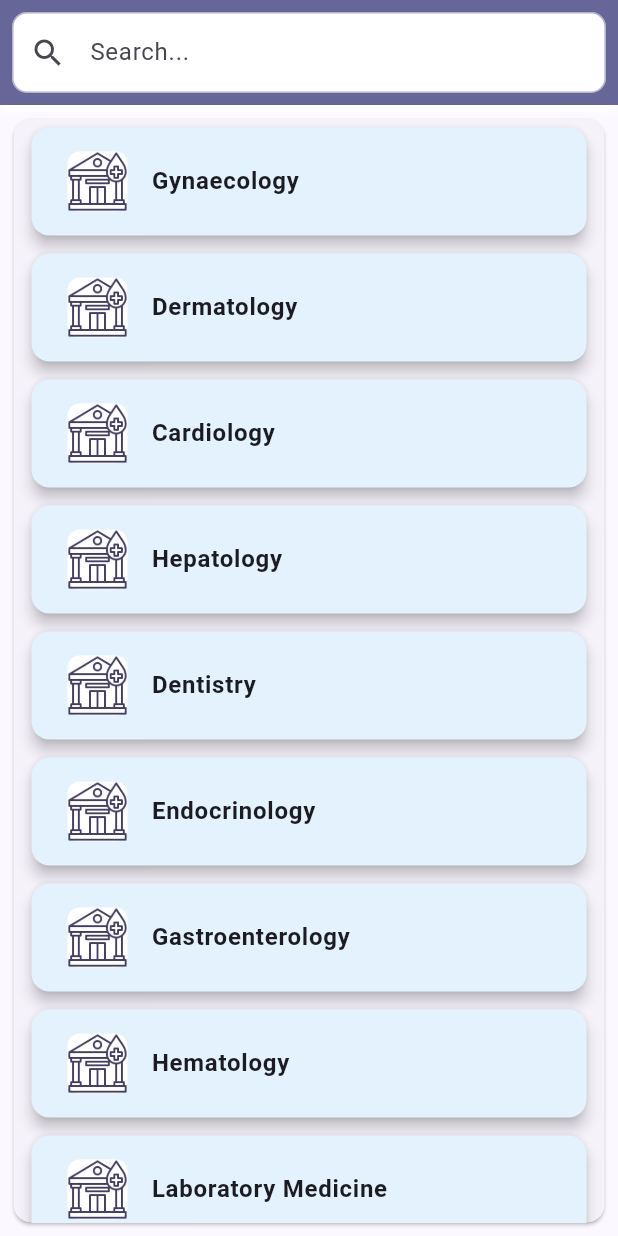
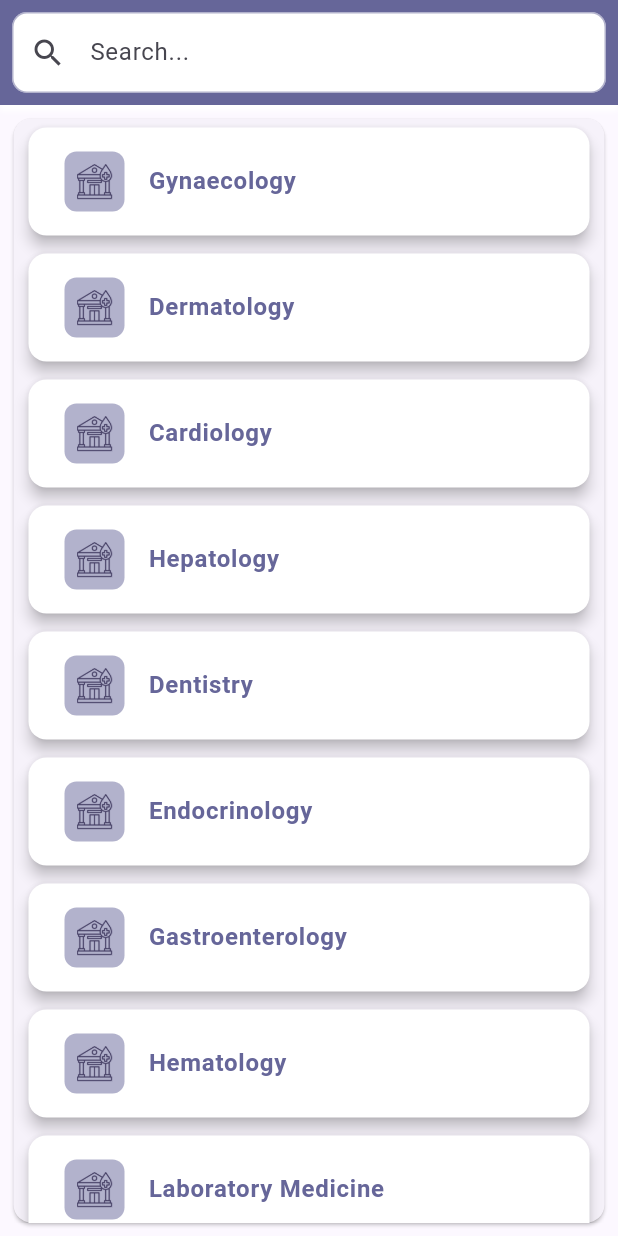
Before and after one commit to ramjinish001/tezhealthcare, a Flutter app: the Search_Page screen opened directly, on a phone screen of 412 x 824 dp. Run offline on Flutter 3.47's test engine with Material 3 defaults, Android fonts, the light colour scheme and no system bars; our stand-ins replace buttons_tabbar, file_picker, page_transition; missing offline and left inert: carousel_slider_plus; network calls fail.

```diff
--- a/lib/Constant/Color.dart
+++ b/lib/Constant/Color.dart
@@ -1,3 +1,3 @@
 import 'package:flutter/material.dart';
 Color Primary = const Color(0xff666699);
-Color Secondary = const Color(0xffffcc02);
+Color Secondary = const Color(0xffF39A23);
--- a/lib/Patient_Pannel/All_Doctor_list/All_Doctor_List.dart
+++ b/lib/Patient_Pannel/All_Doctor_list/All_Doctor_List.dart
@@ -60,7 +60,7 @@ class _All_Doctor_ListState extends State<All_Doctor_List> {
           'https://encrypted-tbn0.gstatic.com/images?q=tbn:ANd9GcS0PQRbK_KIX8Y8Og8wnxgrIecqx-kprZZ2IA&s',
       'doctorName': 'Dr. Shyam Kushwaha',
       'specialization': 'Cardiology || Anesthesiology',
-      'qualification': 'BSC || BDS || FAGE',
+      'qualification': 'BSC || BDSdx || FAGE',
       'Appointment_Charge': '500',
     },
     {
--- a/lib/Patient_Pannel/Patient_Dasboard.dart
+++ b/lib/Patient_Pannel/Patient_Dasboard.dart
@@ -582,10 +582,7 @@ class _PatientDashboardState extends State<PatientDashboard> {
                   ),
                 ),
               ),
-
               ////////////////////// Upcoming Appointment
-
-              // Static GridView
               Padding(
                 padding: const EdgeInsets.only(left: 8.0, right: 8),
                 child: Container(
@@ -595,7 +592,6 @@ class _PatientDashboardState extends State<PatientDashboard> {
                     child: Padding(
                       padding:
                           const EdgeInsets.only(left: 8.0, right: 8, bottom: 5),
-// Add padding around the content
                       child: Column(
                         crossAxisAlignment: CrossAxisAlignment.start,
                         children: [
--- a/lib/Patient_Pannel/Search_Page/Search_Page.dart
+++ b/lib/Patient_Pannel/Search_Page/Search_Page.dart
@@ -25,37 +25,43 @@ class _Search_PageState extends State<Search_Page> {
       'doctorName': 'Dr. Shyam Kushwaha',
       'specialization': 'Cardiology || Anesthesiology',
       'qualification': 'BSC || BDS || FAGE',
-    },   {
+    },
+    {
       'assetPath':
           'https://encrypted-tbn0.gstatic.com/images?q=tbn:ANd9GcS0PQRbK_KIX8Y8Og8wnxgrIecqx-kprZZ2IA&s',
       'doctorName': 'Dr. Shyam Kushwaha',
       'specialization': 'Cardiology || Anesthesiology',
       'qualification': 'BSC || BDS || FAGE',
-    },   {
+    },
+    {
       'assetPath':
           'https://encrypted-tbn0.gstatic.com/images?q=tbn:ANd9GcS0PQRbK_KIX8Y8Og8wnxgrIecqx-kprZZ2IA&s',
       'doctorName': 'Dr. Shyam Kushwaha',
       'specialization': 'Cardiology || Anesthesiology',
       'qualification': 'BSC || BDS || FAGE',
-    },   {
+    },
+    {
       'assetPath':
           'https://encrypted-tbn0.gstatic.com/images?q=tbn:ANd9GcS0PQRbK_KIX8Y8Og8wnxgrIecqx-kprZZ2IA&s',
       'doctorName': 'Dr. Shyam Kushwaha',
       'specialization': 'Cardiology || Anesthesiology',
       'qualification': 'BSC || BDS || FAGE',
-    },   {
+    },
+    {
       'assetPath':
           'https://encrypted-tbn0.gstatic.com/images?q=tbn:ANd9GcS0PQRbK_KIX8Y8Og8wnxgrIecqx-kprZZ2IA&s',
       'doctorName': 'Dr. Shyam Kushwaha',
       'specialization': 'Cardiology || Anesthesiology',
       'qualification': 'BSC || BDS || FAGE',
-    },   {
+    },
+    {
       'assetPath':
           'https://encrypted-tbn0.gstatic.com/images?q=tbn:ANd9GcS0PQRbK_KIX8Y8Og8wnxgrIecqx-kprZZ2IA&s',
       'doctorName': 'Dr. Shyam Kushwaha',
       'specialization': 'Cardiology || Anesthesiology',
       'qualification': 'BSC || BDS || FAGE',
-    },   {
+    },
+    {
       'assetPath':
           'https://encrypted-tbn0.gstatic.com/images?q=tbn:ANd9GcS0PQRbK_KIX8Y8Og8wnxgrIecqx-kprZZ2IA&s',
       'doctorName': 'Dr. Shyam Kushwaha',
@@ -188,8 +194,8 @@ class _Search_PageState extends State<Search_Page> {
                                 ),
                                 elevation: 4,
                                 margin: const EdgeInsets.symmetric(
-                                    horizontal: 12.0, vertical: 6.0),
-                                color: Colors.blue[50],
+                                    horizontal: 10.0, vertical: 6.0),
+                                color: Colors.white,
                                 child: Padding(
                                   padding: const EdgeInsets.all(8.0),
                                   child: ListTile(
@@ -199,14 +205,18 @@ class _Search_PageState extends State<Search_Page> {
                                       decoration: BoxDecoration(
                                         borderRadius:
                                             BorderRadius.circular(8.0),
-                                        color: Colors.white,
+                                        color: Primary.withOpacity(0.5),
                                       ),
+                                      child: Padding(
+                                        padding: const EdgeInsets.all(8.0),
                                         child: Image.asset(service['icon']!),
+                                      ),
                                     ),
                                     title: Text(
                                       service['label']!,
-                                      style: const TextStyle(
+                                      style: TextStyle(
                                         fontWeight: FontWeight.bold,
+                                        color: Primary,
                                         fontSize: 16.0,
                                       ),
                                     ),
@@ -218,24 +228,35 @@ class _Search_PageState extends State<Search_Page> {
                             // Then display filtered doctors
                             ...filteredDoctors.map((doctor) {
                               return Card(
+                                color: Colors.white,
                                 shape: RoundedRectangleBorder(
                                   borderRadius: BorderRadius.circular(12.0),
                                 ),
                                 elevation: 4,
                                 margin: const EdgeInsets.symmetric(
                                     horizontal: 12.0, vertical: 6.0),
-                                child: Padding(
-                                  padding: const EdgeInsets.all(8.0),
                                 child: ListTile(
-                                    leading: CircleAvatar(
+                                  leading: Container(
+                                    decoration: BoxDecoration(
+                                      shape: BoxShape.circle,
+                                      border: Border.all(
+                                        color: Secondary, // Border color
+                                        width: 2.0, // Border width
+                                      ),
+                                    ),
+                                    child: CircleAvatar(
                                       radius: 30,
-                                      backgroundImage:
-                                          NetworkImage(doctor['assetPath']!),
+                                      backgroundImage: NetworkImage(doctor[
+                                          'assetPath']!), // Replace with actual image URL
+                                      backgroundColor:
+                                          Colors.white, // Fallback color
+                                    ),
                                   ),
                                   title: Text(
                                     doctor['doctorName']!,
-                                      style: const TextStyle(
+                                    style: TextStyle(
                                       fontWeight: FontWeight.bold,
+                                      color: Primary,
                                       fontSize: 18.0,
                                     ),
                                   ),
@@ -244,13 +265,12 @@ class _Search_PageState extends State<Search_Page> {
                                     child: Text(
                                       '${doctor['specialization']}\n${doctor['qualification']}',
                                       style: TextStyle(
-                                          color: Colors.grey[700],
+                                        color: Secondary,
                                         fontSize: 14.0,
                                       ),
                                     ),
                                   ),
                                   isThreeLine: true,
-                                  ),
                                 ),
                               );
                             }).toList(),
```
Lines whose indentation alone changed are shown as unchanged.
